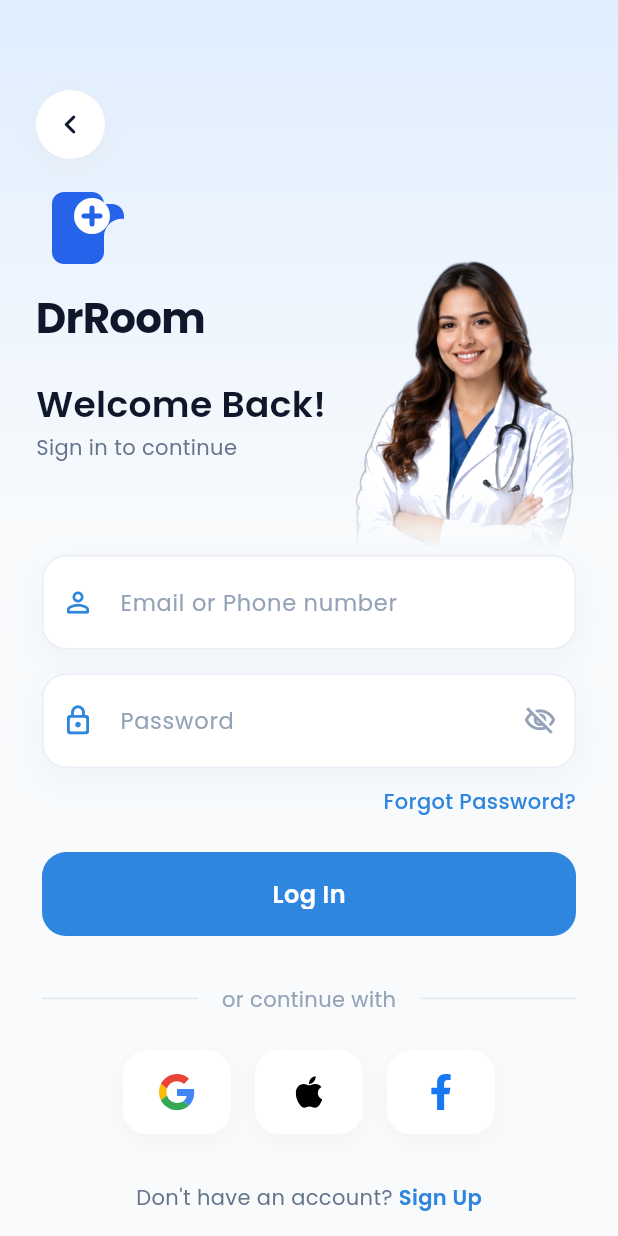
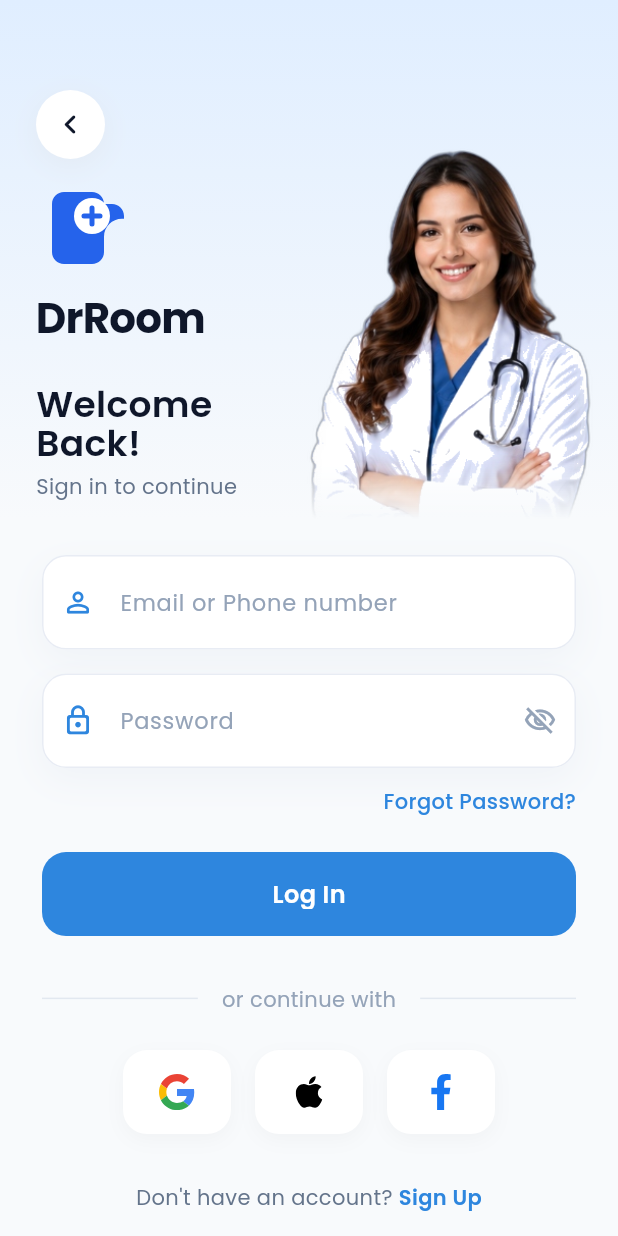
Before and after one commit to Ibrahim-pti/Dr-Room, a Flutter app: the screen it shows after launch, after a tap on "Get Started", on a phone screen of 412 x 824 dp. Run offline on Flutter 3.47's test engine with Material 3 defaults, Android fonts, the phone set to English and light mode, and no system bars; drawn by our look-alikes of flutter_animate; our stand-ins replace flutter_svg, google_fonts, iconsax_flutter, pinput.

Commit message:
style: adjust doctor image positioning, scale, and fit in login screen while cleaning up unused register screen imports

```diff
--- a/lib/features/auth/login_screen.dart
+++ b/lib/features/auth/login_screen.dart
@@ -66,10 +66,10 @@ class _LoginScreenState extends State<LoginScreen> {
 
                   // Doctor Image (Aligned tightly to the right, fading at bottom)
                   Positioned(
-                    right: -30,
-                    top: 40, // Push up to make her larger
-                    bottom: -20, // Small overlap
-                    width: size.width * 0.65, // Increased width
+                    right: -20,
+                    top: 90,
+                    bottom: 0,
+                    width: size.width * 0.65,
                     child:
                         ShaderMask(
                               shaderCallback: (rect) {
@@ -81,18 +81,14 @@ class _LoginScreenState extends State<LoginScreen> {
                                     Colors.black,
                                     Colors.transparent,
                                   ],
-                                  stops: [
-                                    0.0,
-                                    0.85,
-                                    1.0,
-                                  ], // Fade later so crossed arms are visible
+                                  stops: [0.0, 0.85, 1.0],
                                 ).createShader(rect);
                               },
                               blendMode: BlendMode.dstIn,
                               child: Image.asset(
                                 'assets/images/doctor2.png',
-                                fit: BoxFit.contain,
-                                alignment: Alignment.bottomCenter,
+                                fit: BoxFit.cover,
+                                alignment: Alignment.topCenter,
                               ),
                             )
                             .animate()
@@ -137,7 +133,7 @@ class _LoginScreenState extends State<LoginScreen> {
                     child: SizedBox(
                       width:
                           size.width *
-                          0.55, // Constrain width so it doesn't overlap doctor
+                          0.45, // Constrain width so it doesn't overlap doctor
                       child:
                           Column(
                                 crossAxisAlignment: CrossAxisAlignment.start,
--- a/lib/features/auth/register_screen.dart
+++ b/lib/features/auth/register_screen.dart
@@ -1,11 +1,8 @@
 import 'package:flutter/material.dart';
 import 'package:flutter_animate/flutter_animate.dart';
 import 'package:google_fonts/google_fonts.dart';
-import 'package:iconsax_flutter/iconsax_flutter.dart';
 import 'package:flutter_svg/flutter_svg.dart';
 import '../../core/theme/app_colors.dart';
-import '../../core/theme/app_typography.dart';
-import '../../core/widgets/dr_widgets.dart';
 
 class RegisterScreen extends StatefulWidget {
   final VoidCallback onRegister;
```
